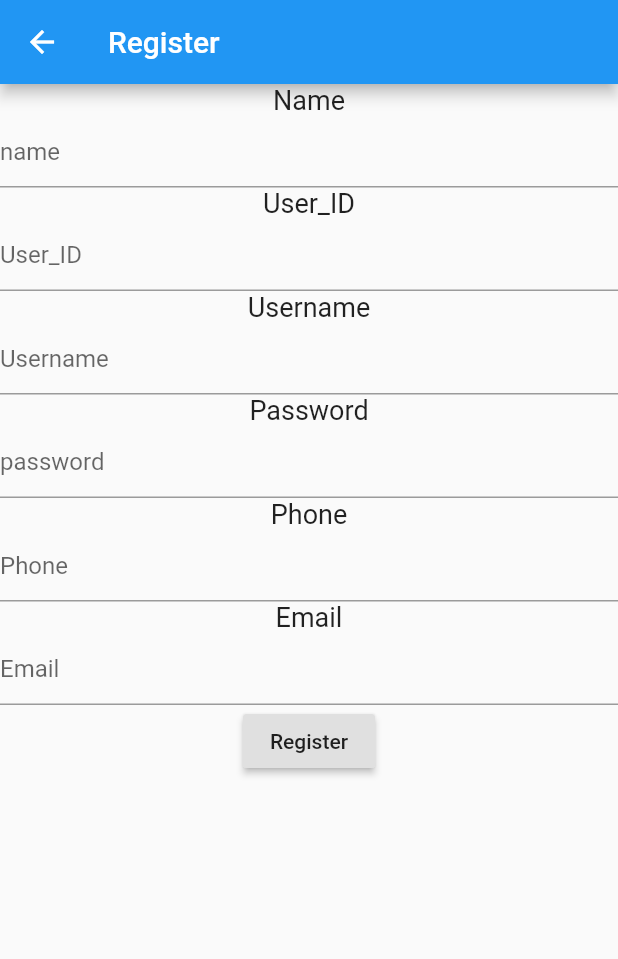
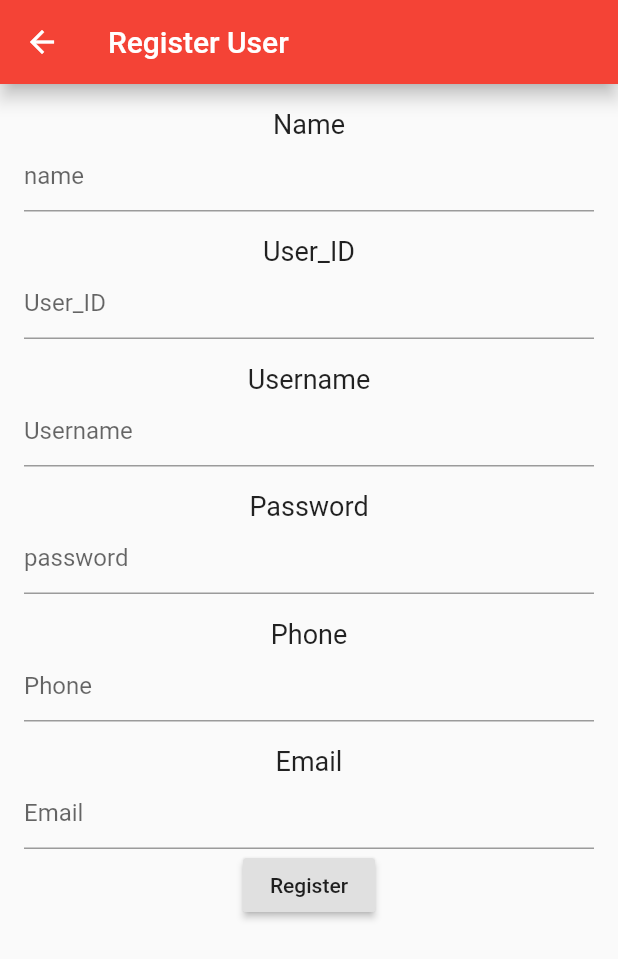
Before and after one commit to jamep007/ProHealth, a Flutter app: the AddUser screen opened by its route, on a phone screen of 412 x 824 dp. Shown: the top 959 px of the screen. Run offline on Flutter 3.47's test engine with Material 2 defaults, Android fonts, the phone set to English and light mode, and no system bars.

Commit message:
Added functionality and changed formatting.

```diff
--- a/lib/AddUser.dart
+++ b/lib/AddUser.dart
@@ -1,6 +1,7 @@
 import 'dart:async';
 import 'dart:convert';
 
+import 'package:flutter/foundation.dart';
 import 'package:flutter/material.dart';
 import 'package:http/http.dart' as http;
 
@@ -34,9 +35,15 @@ class _AddUserState extends State<AddUser> {
   @override
   Widget build(BuildContext context) {
     return Scaffold(
-      appBar: AppBar(title: Text("Register"),),
+      appBar: AppBar(
+        title: Text("Register User"),
+        backgroundColor: Colors.red,
+        elevation: defaultTargetPlatform == TargetPlatform.android ? 5.0 : 0.0,
+      ),
       body: Container(
         child: Center(
+          child: Padding(
+            padding: EdgeInsets.all(16.0),
             child: Column(
               children: <Widget>[
                 Text("Name",style: TextStyle(fontSize: 18.0),),
@@ -46,6 +53,7 @@ class _AddUserState extends State<AddUser> {
                       hintText: 'name'
                   ),
                 ),
+                SizedBox(height: 16.0),
                 Text("User_ID",style: TextStyle(fontSize: 18.0),),
                 TextField(
                   controller: userId,
@@ -53,6 +61,7 @@ class _AddUserState extends State<AddUser> {
                       hintText: 'User_ID'
                   ),
                 ),
+                SizedBox(height: 16.0),
                 Text("Username",style: TextStyle(fontSize: 18.0),),
                 TextField(
                   controller: username,
@@ -60,6 +69,7 @@ class _AddUserState extends State<AddUser> {
                       hintText: 'Username'
                   ),
                 ),
+                SizedBox(height: 16.0),
                 Text("Password",style: TextStyle(fontSize: 18.0),),
                 TextField(
                   controller: password,
@@ -67,6 +77,7 @@ class _AddUserState extends State<AddUser> {
                       hintText: 'password'
                   ),
                 ),
+                SizedBox(height: 16.0),
                 Text("Phone",style: TextStyle(fontSize: 18.0),),
                 TextField(
                   controller: phone,
@@ -74,6 +85,7 @@ class _AddUserState extends State<AddUser> {
                       hintText: 'Phone'
                   ),
                 ),
+                SizedBox(height: 16.0),
                 Text("Email",style: TextStyle(fontSize: 18.0),),
                 TextField(
                   controller: email,
@@ -96,6 +108,7 @@ class _AddUserState extends State<AddUser> {
             ),
           ),
         ),
+      ),
     );
   }
 }
```
Also changed, not shown: lib/ModifyUser.dart (+105 -3 lines). Lines whose indentation alone changed are shown as unchanged.
